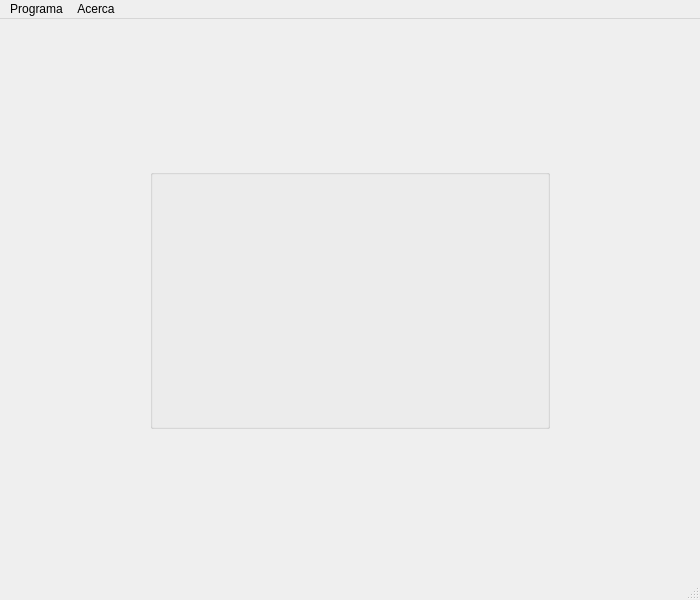
First picture: the form in blackmain.ui, repository kevteg/blackjack, before the edit.
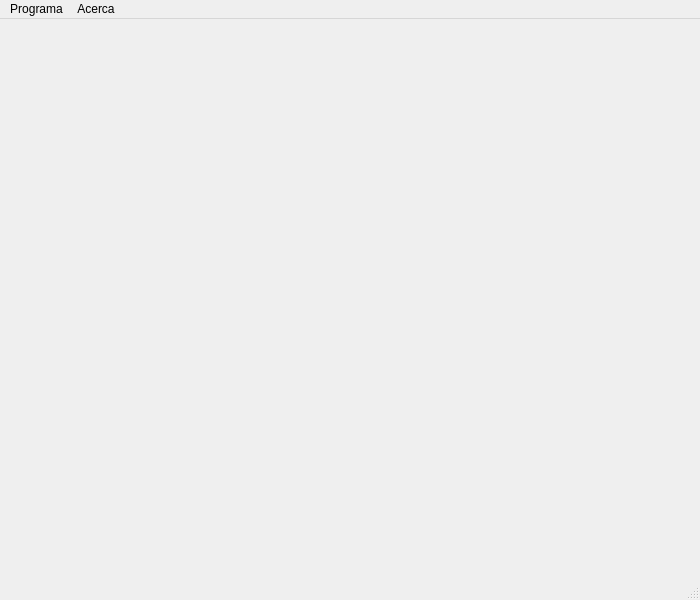
Second picture: the form after the edit.

Patch:
```diff
--- a/blackmain.ui
+++ b/blackmain.ui
@@ -14,30 +14,11 @@
    <string>blackmain</string>
   </property>
   <widget class="QWidget" name="centralWidget">
-   <widget class="QGroupBox" name="ventana_inicial">
-    <property name="geometry">
-     <rect>
-      <x>150</x>
-      <y>150</y>
-      <width>400</width>
-      <height>260</height>
-     </rect>
-    </property>
-    <property name="title">
-     <string/>
-    </property>
-    <widget class="QWidget" name="verticalLayoutWidget">
-     <property name="geometry">
-      <rect>
-       <x>9</x>
-       <y>19</y>
-       <width>391</width>
-       <height>221</height>
-      </rect>
-     </property>
-     <layout class="QVBoxLayout" name="layout_ven_inicial"/>
-    </widget>
-   </widget>
+   <layout class="QHBoxLayout" name="horizontalLayout">
+    <item>
+     <layout class="QGridLayout" name="gridLayout"/>
+    </item>
+   </layout>
   </widget>
   <widget class="QMenuBar" name="menuBar">
    <property name="geometry">
```
